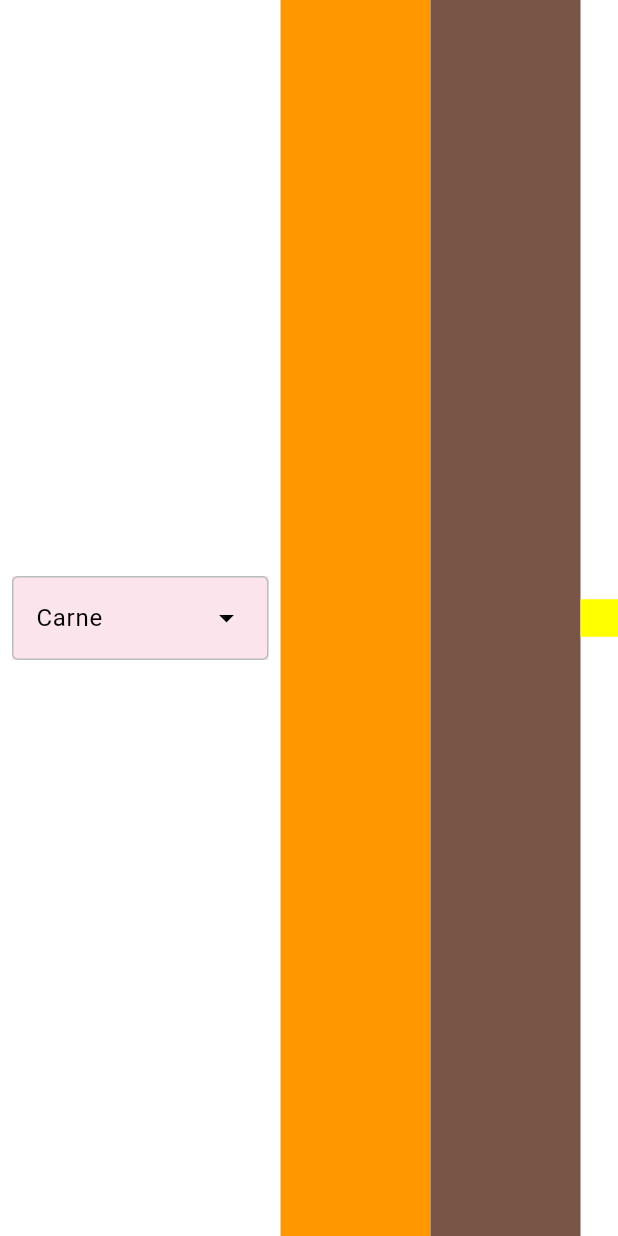
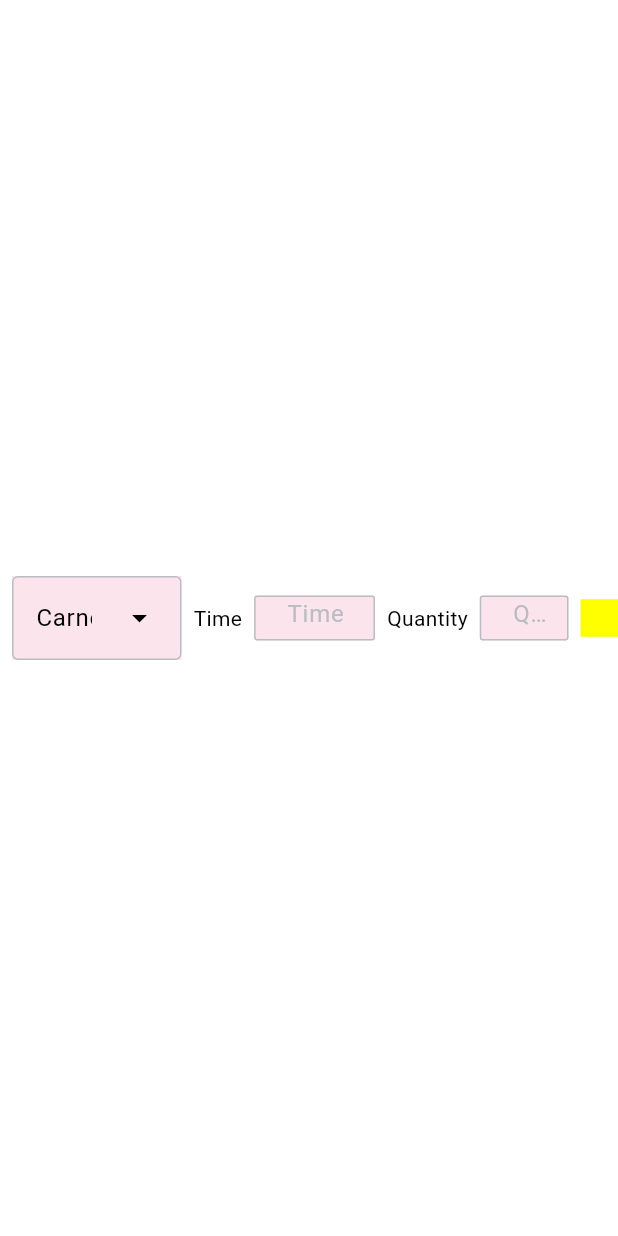
Before and after one commit to thalyson004/nutrition-study-front, a Flutter app: the AddMeal widget shown alone on an empty page, opened directly, on a phone screen of 412 x 824 dp. Run offline on Flutter 3.47's test engine with Material 3 defaults, Android fonts, the light colour scheme and no system bars; our stand-ins replace flutter_easyloading, font_awesome_flutter, go_router, google_fonts; missing offline and left inert: window_manager; statements that could not run were skipped.

Commit message:
Add MyTextInput into AddMeal widget

```diff
--- a/lib/layers/presentation/widgets/add_meal.dart
+++ b/lib/layers/presentation/widgets/add_meal.dart
@@ -2,9 +2,22 @@ import 'package:flutter/cupertino.dart';
 import 'package:flutter/material.dart';
 
 import 'my_drop_down_menu.dart';
+import 'my_text_input.dart';
 
 class AddMeal extends StatefulWidget {
-  const AddMeal({Key? key}) : super(key: key);
+  TextEditingController _mealController;
+  TextEditingController _timeController;
+  TextEditingController _quantityController;
+
+  AddMeal({
+    Key? key,
+    TextEditingController? mealController,
+    TextEditingController? timeController,
+    TextEditingController? quantityController,
+  })  : _mealController = mealController ?? TextEditingController(),
+        _timeController = timeController ?? TextEditingController(),
+        _quantityController = quantityController ?? TextEditingController(),
+        super(key: key);
 
   @override
   State<AddMeal> createState() => _AddMealState();
@@ -12,7 +25,6 @@ class AddMeal extends StatefulWidget {
 
 class _AddMealState extends State<AddMeal> {
   List<String> meals = ["Carne", "leite", "Queijo", "Arroz"];
-  TextEditingController mealController = TextEditingController();
   String mealSelected = "Carne";
 
   @override
@@ -24,19 +36,25 @@ class _AddMealState extends State<AddMeal> {
             padding: const EdgeInsets.all(8.0),
             child: MyDropDownMenu(
               selectedValue: mealSelected,
-              controller: mealController,
+              controller: widget._mealController,
               entries: meals,
               expand: true,
             ),
           ),
         ),
-        Container(
-          color: Colors.orange,
-          width: 100,
+        Expanded(
+          child: MyTextInput(
+            label: "Time",
+            controller: widget._timeController,
+            labelText: "Time",
+          ),
         ),
-        Container(
-          color: Colors.brown,
-          width: 100,
+        Expanded(
+          child: MyTextInput(
+            label: "Quantity",
+            controller: widget._quantityController,
+            labelText: "Quantity",
+          ),
         ),
         Container(
           color: Colors.yellowAccent,
```
